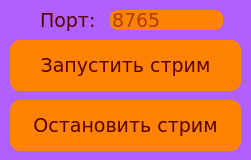
Above: webstr.ui from WitalyK/HomeWebStream before the change. Below: the same form after it.
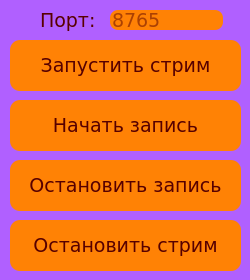
That is the form after the change.

Commit message: record by button

The edit to the form file:
```diff
--- a/webstr.ui
+++ b/webstr.ui
@@ -6,8 +6,8 @@
    <rect>
     <x>0</x>
     <y>0</y>
-    <width>251</width>
-    <height>160</height>
+    <width>250</width>
+    <height>280</height>
    </rect>
   </property>
   <property name="windowTitle">
@@ -44,7 +44,7 @@
    <property name="geometry">
     <rect>
      <x>10</x>
-     <y>100</y>
+     <y>220</y>
      <width>231</width>
      <height>51</height>
     </rect>
@@ -110,6 +110,54 @@
     <string>8765</string>
    </property>
   </widget>
+  <widget class="QPushButton" name="startrecordbutton">
+   <property name="geometry">
+    <rect>
+     <x>10</x>
+     <y>100</y>
+     <width>231</width>
+     <height>51</height>
+    </rect>
+   </property>
+   <property name="font">
+    <font>
+     <family>Verdana</family>
+     <pointsize>14</pointsize>
+    </font>
+   </property>
+   <property name="styleSheet">
+    <string notr="true">background-color: rgb(255, 130, 5);
+border-radius: 10px;
+color: rgb(87, 0, 0);</string>
+   </property>
+   <property name="text">
+    <string>Начать запись</string>
+   </property>
+  </widget>
+  <widget class="QPushButton" name="stoprecordbutton">
+   <property name="geometry">
+    <rect>
+     <x>10</x>
+     <y>160</y>
+     <width>231</width>
+     <height>51</height>
+    </rect>
+   </property>
+   <property name="font">
+    <font>
+     <family>Verdana</family>
+     <pointsize>14</pointsize>
+    </font>
+   </property>
+   <property name="styleSheet">
+    <string notr="true">background-color: rgb(255, 130, 5);
+border-radius: 10px;
+color: rgb(87, 0, 0);</string>
+   </property>
+   <property name="text">
+    <string>Остановить запись</string>
+   </property>
+  </widget>
  </widget>
  <resources/>
  <connections/>
```
The commit also changes 9 other files.
